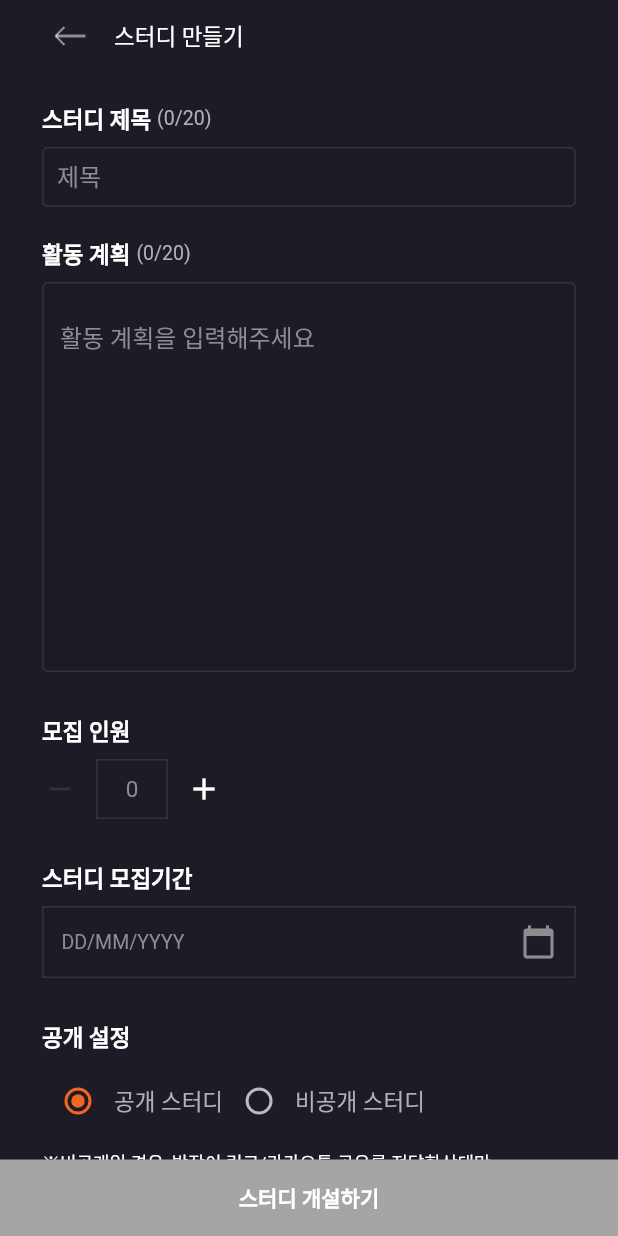
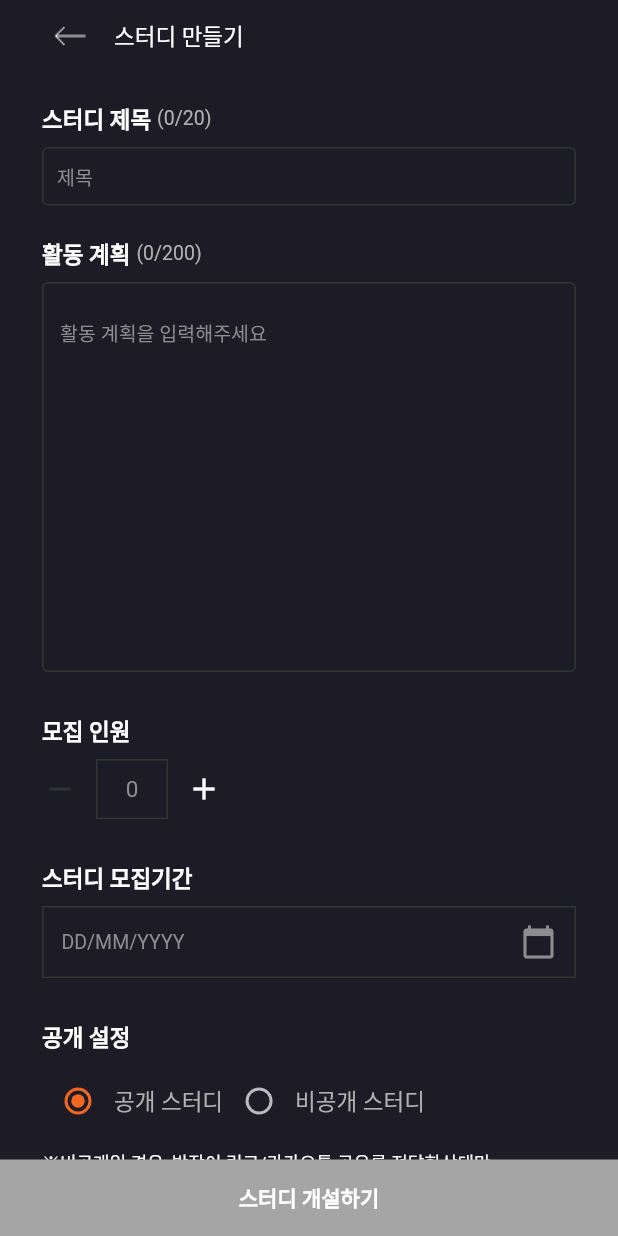
Before and after one commit to JOIN-M-Y/Mobile, a Flutter app: the CreateStudy screen opened by its route, on a phone screen of 412 x 824 dp. Run offline on Flutter 3.47's test engine with Material 2 defaults, Android fonts, the phone set to English and light mode, and no system bars; our stand-ins replace circular_check_box, dio, firebase_messaging, flutter_swiper, fluttertoast, google_sign_in and 4 more; missing offline and left inert: flare_splash_screen, loading_animations, nepali_date_picker; accounts and stored records are empty; network calls fail.

Commit message:
add : spinner, interest study type

```diff
--- a/lib/main.dart
+++ b/lib/main.dart
@@ -11,7 +11,7 @@ import 'package:join/page/signin/jobPage.dart';
 import 'package:join/page/joinMainPage.dart';
 import 'package:join/page/loginPage.dart';
 import 'package:join/page/mainPage.dart';
-import 'package:join/page/tab_study/createStudyPafe.dart';
+import 'package:join/page/tab_study/createStudyPage.dart';
 
 import 'const/strings.dart';
 import 'page/signUpEmailPage.dart';
--- a/lib/page/tab_study/createStudyPafe.dart
+++ b/lib/page/tab_study/createStudyPage.dart
@@ -17,16 +17,21 @@ class CreateStudy extends StatefulWidget {
 class _CreateStudy extends State<CreateStudy> {
   bool value = false;
   int secretGroup = 1;
-  int categoryGroup = 2;
+  int categoryGroup = 1;
   String _dateTime = "DD/MM/YYYY";
   Dio dio = createDio();
   var firstAddressList = [];
   var secondAddressList = [];
+  String firstAddress = "도";
 
-  String firstAddress = "도";
   String secondAddress = "시";
+  int recruitCount = 0;
 
-  int recruitCount = 0;
+  String _interestStudyType = "스터디 상세 카테고리를 선택해주세요";
+  var devStudy = ["웹 개발","서버 개발","모바일 개발","데이터사이언스","게임 개발","IoT 개발"];
+  var designStudy = ["BX 디자인","UX/UI 디자인","영상 디자인","3D 디자인","일러스트레이터"];
+  var planningStudy = ["GA 기획","UX 기획","역 기획","3D 디자인","마케팅 기획"];
+
 
   @override
   void initState() {
@@ -73,7 +78,13 @@ class _CreateStudy extends State<CreateStudy> {
                     studyArea(context),
                     SizedBox(height: 28),
                     studyCategoryText(),
-                    studyCategory()
+                    SizedBox(height: 11),
+                    studyCategory(),
+                    SizedBox(height: 29),
+                    interestStudyTypeText(),
+                    SizedBox(height: 9),
+                    interestStudyType(),
+                    SizedBox(height: 40)
                   ],
                 ),
               ),
@@ -84,6 +95,76 @@ class _CreateStudy extends State<CreateStudy> {
       )),
     );
   }
+
+  void selectInterestStudyType(){
+    var currentStudyItems = [];
+    switch(categoryGroup){
+      case 1 :
+        currentStudyItems = planningStudy;
+        break;
+      case 2:
+        currentStudyItems = designStudy;
+        break;
+      case 3:
+        currentStudyItems = devStudy;
+        break;
+    }
+    showModalBottomSheet(
+        context: context,
+        builder: (BuildContext bc) {
+          return ListView.builder(
+              padding: EdgeInsets.all(10),
+              itemCount: currentStudyItems.length,
+              itemBuilder: (BuildContext context, int index) {
+                return GestureDetector(
+                    onTap: () {
+                      Navigator.pop(context);
+                      setState(() {
+                        _interestStudyType = currentStudyItems[index];
+                      });
+                    },
+                    child: Padding(
+                      padding: const EdgeInsets.all(8.0),
+                      child: Text(currentStudyItems[index],
+                          style: TextStyle(fontSize: 20)),
+                    ));
+              });
+        });
+  }
+
+  Widget interestStudyType(){
+    return GestureDetector(
+      onTap: () {
+        selectInterestStudyType();
+      },
+      child: Container(
+        margin: const EdgeInsets.only(top: 8),
+        decoration: BoxDecoration(
+            border: Border.all(color: Color.fromRGBO(47, 55, 51, 1))),
+        child: Padding(
+          padding:
+          const EdgeInsets.only(top: 11, bottom: 11, left: 12, right: 12),
+          child: Row(
+            mainAxisAlignment: MainAxisAlignment.spaceBetween,
+            children: <Widget>[
+              Text(_interestStudyType,
+                  style: TextStyle(
+                      fontSize: 13,
+                      color: (_interestStudyType == "스터디 상세 카테고리를 선택해주세요")
+                          ? Color.fromRGBO(141, 140, 143, 1)
+                          : Colors.white)),
+              Icon(Icons.arrow_drop_down,
+                  color: Color.fromRGBO(141, 140, 143, 1))
+            ],
+          ),
+        ),
+      ),
+    );
+  }
+
+  Widget interestStudyTypeText() => Text("관심 분야 선택",
+      style: TextStyle(
+          color: Colors.white, fontSize: 15, fontWeight: FontWeight.bold));
 
   Widget studyCategory() {
     return Theme(
@@ -184,6 +265,10 @@ class _CreateStudy extends State<CreateStudy> {
       children: <Widget>[
         Expanded(
           flex: 1,
+          child: GestureDetector(
+            onTap: () {
+              _showFirstAddressBottomSheet(context);
+            },
             child: Container(
               decoration: BoxDecoration(
                   border: Border.all(color: Color.fromRGBO(47, 51, 55, 1))),
@@ -193,17 +278,13 @@ class _CreateStudy extends State<CreateStudy> {
                 child: Row(
                   mainAxisAlignment: MainAxisAlignment.spaceBetween,
                   children: <Widget>[
-                  GestureDetector(
-                    onTap: () {
-                      _showFirstAddressBottomSheet(context);
-                    },
-                    child: Text(firstAddress,
+                    Text(firstAddress,
                         style: TextStyle(
                             fontSize: 13,
                             color: Color.fromRGBO(141, 140, 143, 1))),
-                  ),
                     Icon(Icons.arrow_drop_down, color: Colors.white)
                   ],
+                ),
               ),
             ),
           ),
@@ -211,9 +292,6 @@ class _CreateStudy extends State<CreateStudy> {
         SizedBox(width: 13),
         Expanded(
           flex: 1,
-          child: Container(
-            decoration: BoxDecoration(
-                border: Border.all(color: Color.fromRGBO(47, 51, 55, 1))),
           child: GestureDetector(
             onTap: () {
               if (secondAddressList.isEmpty) {
@@ -228,6 +306,9 @@ class _CreateStudy extends State<CreateStudy> {
                 _showSecondAddressBottomSheet(context);
               }
             },
+            child: Container(
+              decoration: BoxDecoration(
+                  border: Border.all(color: Color.fromRGBO(47, 51, 55, 1))),
               child: Padding(
                 padding: const EdgeInsets.only(
                     left: 12, right: 12, top: 10, bottom: 10),
@@ -517,6 +598,7 @@ class _CreateStudy extends State<CreateStudy> {
               primaryColor: Color.fromRGBO(47, 55, 51, 1),
               hintColor: Colors.yellow),
           child: TextFormField(
+            style: TextStyle(fontSize: 13,color: Colors.white),
             textAlignVertical: TextAlignVertical.center,
             decoration: InputDecoration(
                 isDense: true,
@@ -551,7 +633,7 @@ class _CreateStudy extends State<CreateStudy> {
           ),
           SizedBox(width: 4),
           Text(
-            "(0/20)",
+            "(0/200)",
             style: TextStyle(
                 color: Color.fromRGBO(177, 177, 177, 1), fontSize: 13),
           ),
@@ -569,6 +651,7 @@ class _CreateStudy extends State<CreateStudy> {
             primaryColor: Color.fromRGBO(47, 55, 51, 1),
             hintColor: Colors.yellow),
         child: TextField(
+          style: TextStyle(fontSize: 13,color: Colors.white),
           expands: true,
           maxLines: null,
           maxLength: 200,
```
Lines whose indentation alone changed are shown as unchanged.
